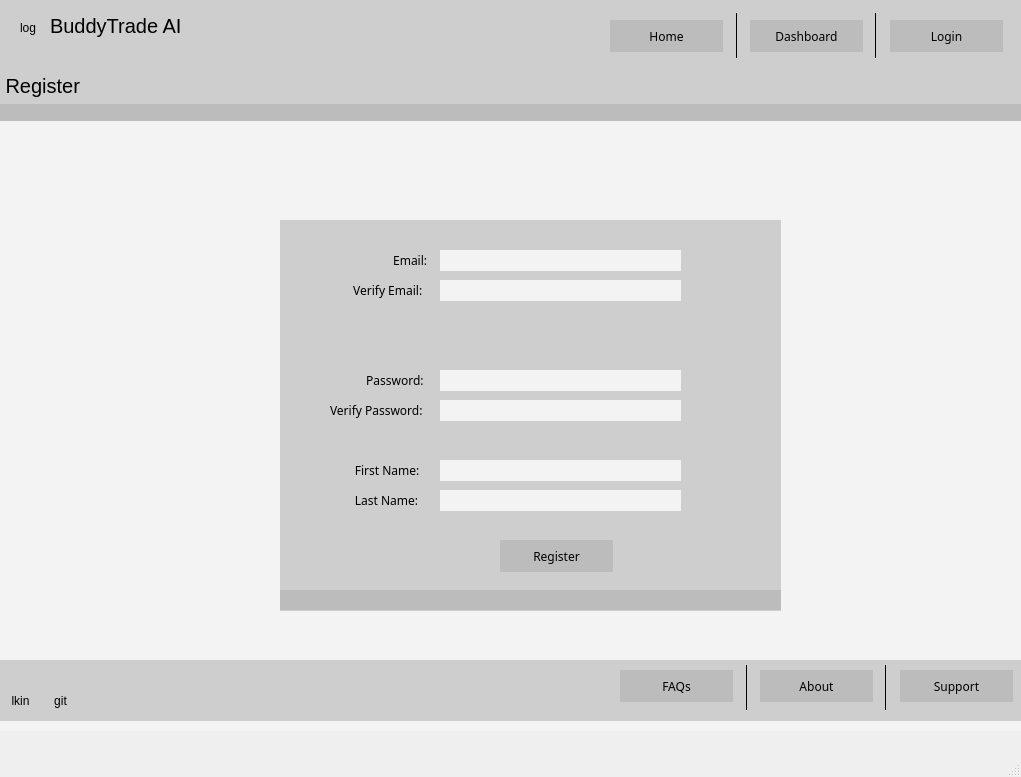
The window that gui/dot_ui/register.ui (robertpatel28/BuddyTrade) describes before a commit, drawn with Qt 5.
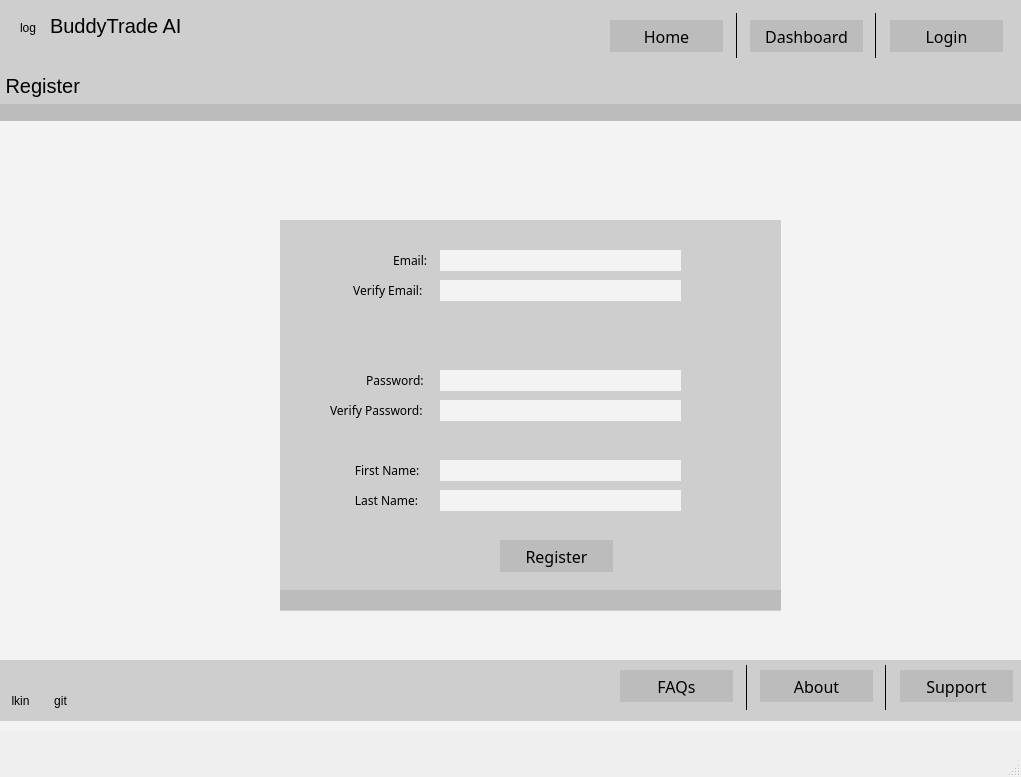
The same window after the commit.

Patch:
```diff
--- a/gui/dot_ui/register.ui
+++ b/gui/dot_ui/register.ui
@@ -85,14 +85,14 @@
       <property name="font">
        <font>
         <family>Futura</family>
-        <pointsize>-1</pointsize>
+        <pointsize>12</pointsize>
        </font>
       </property>
       <property name="styleSheet">
        <string notr="true">color: black;
 background-color: #BCBCBC;
 font-family: 'Futura';
-font-size: 12px;
+font-size: 12pt;
 border:none
 </string>
       </property>
@@ -112,14 +112,14 @@
       <property name="font">
        <font>
         <family>Futura</family>
-        <pointsize>-1</pointsize>
+        <pointsize>12</pointsize>
        </font>
       </property>
       <property name="styleSheet">
        <string notr="true">color: black;
 background-color: #BCBCBC;
 font-family: 'Futura';
-font-size: 12px;
+font-size: 12pt;
 border:none
 
    </string>
@@ -140,14 +140,14 @@
       <property name="font">
        <font>
         <family>Futura</family>
-        <pointsize>-1</pointsize>
+        <pointsize>12</pointsize>
        </font>
       </property>
       <property name="styleSheet">
        <string notr="true">color: black;
 background-color: #BCBCBC;
 font-family: 'Futura';
-font-size: 12px;
+font-size: 12pt;
 border:none
    </string>
       </property>
@@ -280,14 +280,14 @@
       <property name="font">
        <font>
         <family>Futura</family>
-        <pointsize>-1</pointsize>
+        <pointsize>12</pointsize>
        </font>
       </property>
       <property name="styleSheet">
        <string notr="true">color: black;
 background-color: #BCBCBC;
 font-family: 'Futura';
-font-size: 12px;
+font-size: 12pt;
 border:none;
    </string>
       </property>
@@ -307,14 +307,14 @@
       <property name="font">
        <font>
         <family>Futura</family>
-        <pointsize>-1</pointsize>
+        <pointsize>12</pointsize>
        </font>
       </property>
       <property name="styleSheet">
        <string notr="true">color: black;
 background-color: #BCBCBC;
 font-family: 'Futura';
-font-size: 12px;
+font-size: 12pt;
    </string>
       </property>
       <property name="text">
@@ -395,14 +395,14 @@
       <property name="font">
        <font>
         <family>Futura</family>
-        <pointsize>-1</pointsize>
+        <pointsize>12</pointsize>
        </font>
       </property>
       <property name="styleSheet">
        <string notr="true">color: black;
 background-color: #BCBCBC;
 font-family: 'Futura';
-font-size: 12px;
+font-size: 12pt;
    </string>
       </property>
       <property name="text">
@@ -518,14 +518,14 @@
       <property name="font">
        <font>
         <family>Futura</family>
-        <pointsize>-1</pointsize>
+        <pointsize>12</pointsize>
        </font>
       </property>
       <property name="styleSheet">
        <string notr="true">color: black;
 background-color: #BCBCBC;
 font-family: 'Futura';
-font-size: 12px;
+font-size: 12pt;
    </string>
       </property>
       <property name="text">
```
Left out of the diff: 66 changed lines with no effect on the pictures.
